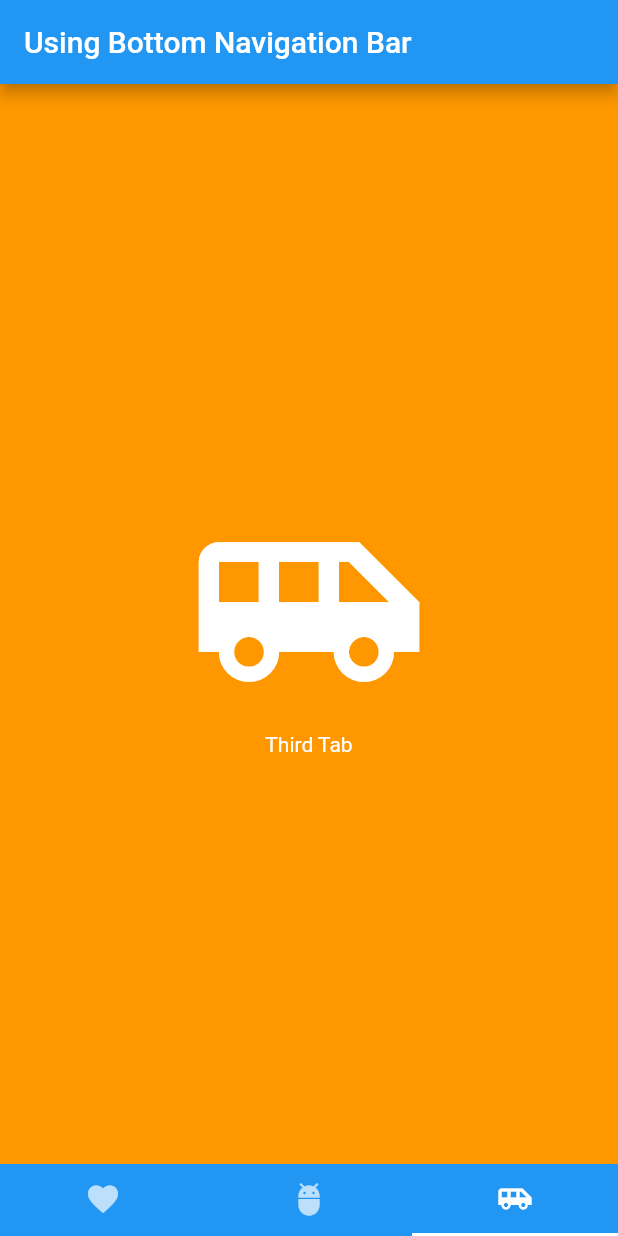
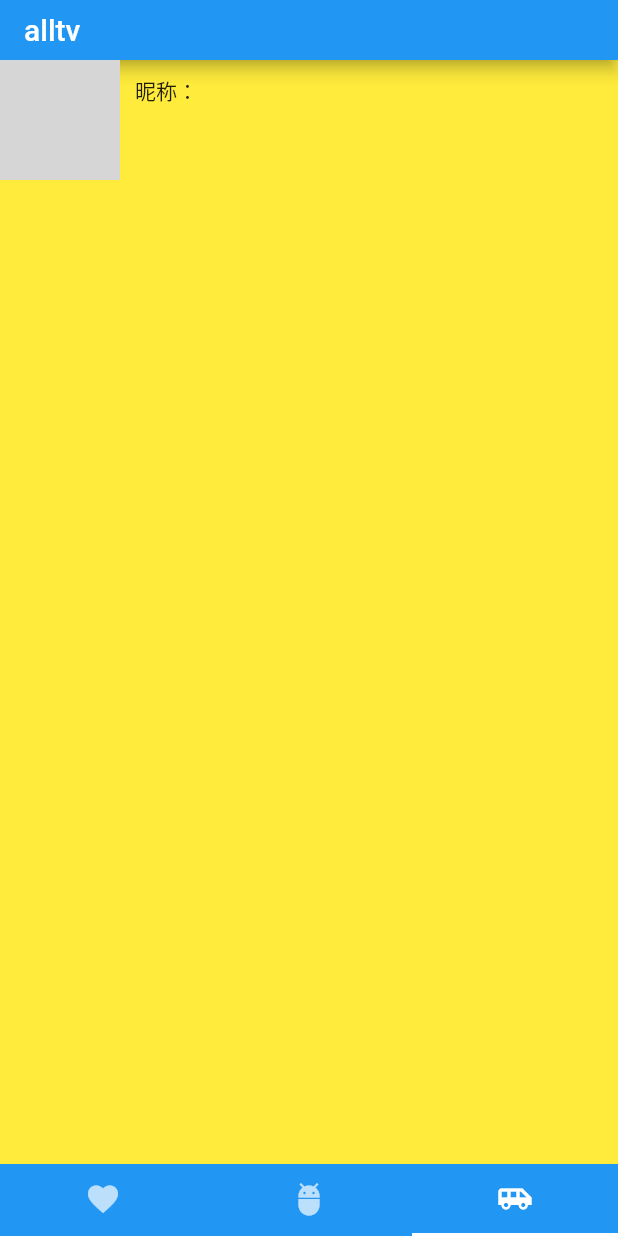
Before and after one commit to Ha2ryZhang/alltv_flutter, a Flutter app: the screen it shows after launch, item 3 of the bottom bar chosen, on a phone screen of 412 x 824 dp. Run offline on Flutter 3.47's test engine with Material 2 defaults, Android fonts, the phone set to English and light mode, and no system bars; our stand-ins replace flutter_screenutil, shared_preferences; network calls fail; grey boxes are pictures that could not be loaded.

Commit message:
Modify my page

```diff
--- a/lib/main.dart
+++ b/lib/main.dart
@@ -40,11 +40,15 @@ class MyHomeState extends State<MyHome> with SingleTickerProviderStateMixin {
   Widget build(BuildContext context) {
     return Scaffold(
       // Appbar
-      appBar: AppBar(
-        // Title
-        title: Text("Using Bottom Navigation Bar"),
-        // Set the background color of the App Bar
-        backgroundColor: Colors.blue,
+      appBar: PreferredSize(
+        child: AppBar(
+          // Title
+          title: Text("alltv"),
+          // Set the background color of the App Bar
+          backgroundColor: Colors.blue,
+        ),
+        preferredSize: Size.fromHeight(40.0),
+
       ),
       // Set the TabBar view as the body of the Scaffold
       body: TabBarView(
--- a/lib/pages/third.dart
+++ b/lib/pages/third.dart
@@ -4,26 +4,46 @@ class ThirdTab extends StatelessWidget {
   @override
   Widget build(BuildContext context) {
     return Scaffold(
-      backgroundColor: Colors.orange,
-      body: Container(
-        child: Center(
-          child: Column(
-            // center the children
-            mainAxisAlignment: MainAxisAlignment.center,
+      backgroundColor: Colors.white,
+      body: ThirdBody(),
+    );
+  }
+}
+
+class ThirdBody extends StatelessWidget{
+    @override
+  Widget build(BuildContext context) {
+    return Container(
+      width: double.infinity,
+      height: double.infinity,
+      decoration: BoxDecoration(color: Colors.yellow),
+      child: Row(
+        children: <Widget>[
+          Column(
             children: <Widget>[
-              Icon(
-                Icons.airport_shuttle,
-                size: 160.0,
-                color: Colors.white,
-              ),
-              Text(
-                "Third Tab",
-                style: TextStyle(color: Colors.white),
+              Container(
+                width: 80.0,
+                height: 80.0,
+
+                decoration: BoxDecoration(
+                  borderRadius: BorderRadius.circular(50),
+                  image: DecorationImage(image: new NetworkImage("https://dss0.bdstatic.com/70cFvHSh_Q1YnxGkpoWK1HF6hhy/it/u=3256100974,305075936&fm=26&gp=0.jpg",))
+                ),
               )
             ],
           ),
-        ),
-      ),
+          Column(
+            children: <Widget>[
+              Container(
+                  child: Text("昵称："),
+                  padding: EdgeInsets.fromLTRB(10, 10, 0, 0),
+              )
+            ],
+          )
+        ],
+      )
     );
+
+
   }
 }
```
Also changed, not shown: 1 other file.
